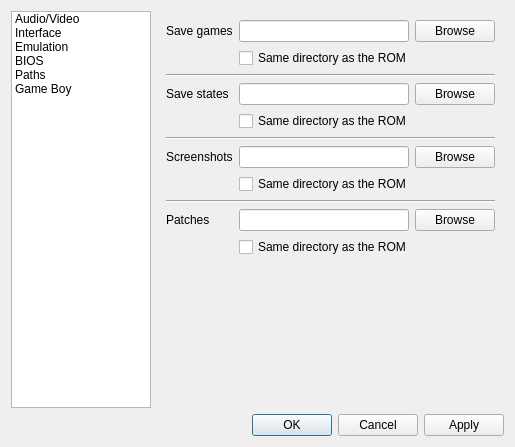
Old version of the form Libretro/mgba/src/platform/qt/SettingsView.ui in the repository kiddreads/Avalon-copy2.
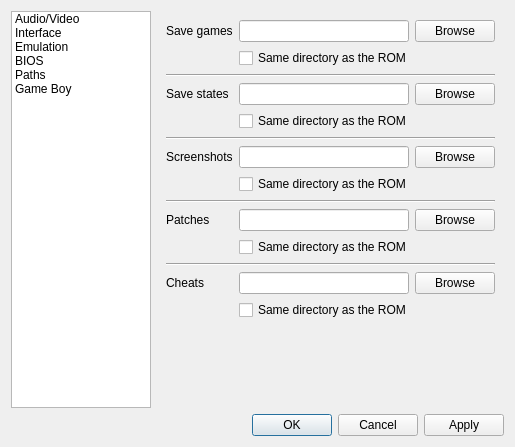
New version of the form. The open tabs and pages were chosen to show the change.

Commit message: Core: Add autosave/-load cheats

```diff
--- a/Libretro/mgba/src/platform/qt/SettingsView.ui
+++ b/Libretro/mgba/src/platform/qt/SettingsView.ui
@@ -1068,6 +1068,54 @@
          </property>
         </widget>
        </item>
+       <item row="12" column="0" colspan="2">
+        <widget class="Line" name="line_14">
+         <property name="orientation">
+          <enum>Qt::Horizontal</enum>
+         </property>
+        </widget>
+       </item>
+       <item row="13" column="0">
+        <widget class="QLabel" name="label_48">
+         <property name="text">
+          <string>Cheats</string>
+         </property>
+        </widget>
+       </item>
+       <item row="13" column="1">
+        <layout class="QHBoxLayout" name="horizontalLayout_27">
+         <item>
+          <widget class="QLineEdit" name="cheatsPath">
+           <property name="sizePolicy">
+            <sizepolicy hsizetype="Expanding" vsizetype="Fixed">
+             <horstretch>0</horstretch>
+             <verstretch>0</verstretch>
+            </sizepolicy>
+           </property>
+           <property name="minimumSize">
+            <size>
+             <width>170</width>
+             <height>0</height>
+            </size>
+           </property>
+          </widget>
+         </item>
+         <item>
+          <widget class="QPushButton" name="cheatsBrowse">
+           <property name="text">
+            <string>Browse</string>
+           </property>
+          </widget>
+         </item>
+        </layout>
+       </item>
+       <item row="14" column="1">
+        <widget class="QCheckBox" name="cheatsSameDir">
+         <property name="text">
+          <string>Same directory as the ROM</string>
+         </property>
+        </widget>
+       </item>
       </layout>
      </widget>
      <widget class="QWidget" name="gb">
```
Left out of the diff: 41 changed lines with no effect on the pictures. The commit also changes 16 other files.
